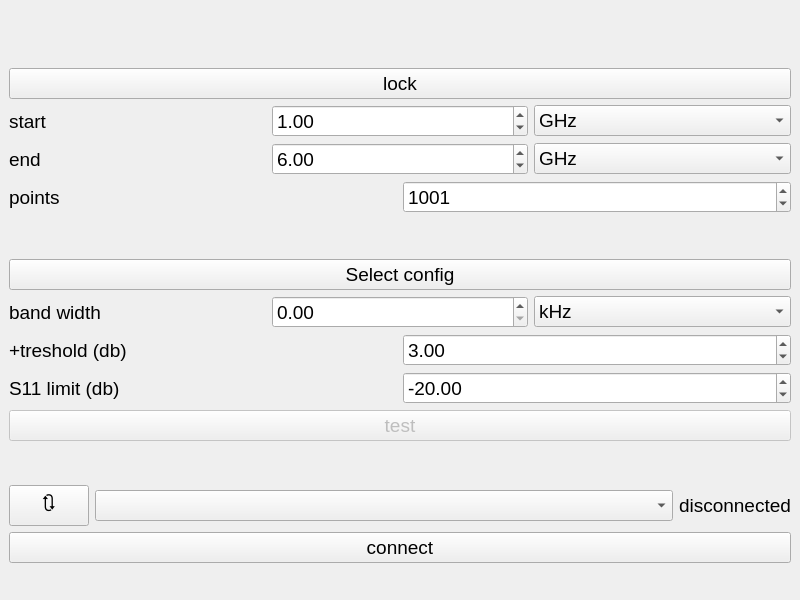
Old version of the form mainwindow.ui in the repository NoneType4Name/ReturnLossAnalyzer.
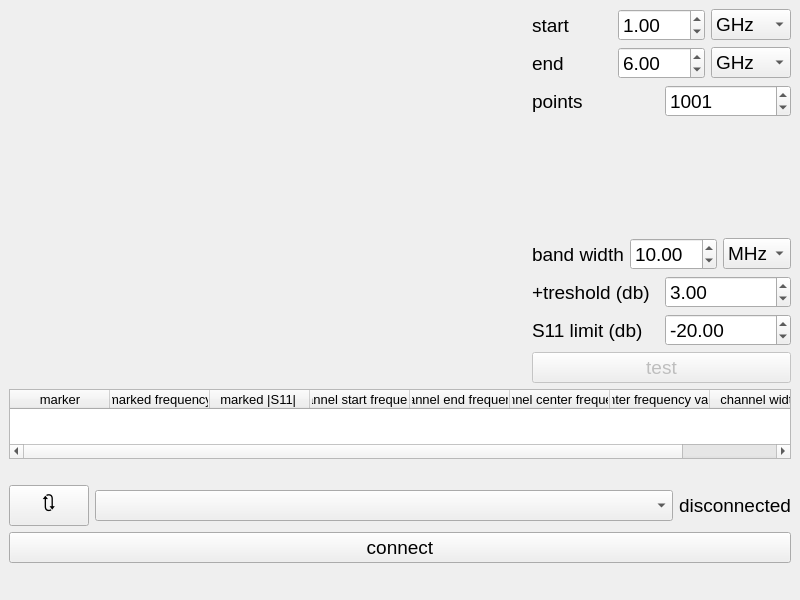
New version of the form. Custom widgets are drawn as their Qt base class.

Diff of the .ui file:
```diff
--- a/mainwindow.ui
+++ b/mainwindow.ui
@@ -16,6 +16,8 @@
   <widget class="QWidget" name="centralwidget">
    <layout class="QVBoxLayout" name="verticalLayout_4">
     <item>
+     <layout class="QHBoxLayout" name="horizontalLayout_8">
+      <item>
      <widget class="QCustomPlot" name="plot" native="true">
       <property name="sizePolicy">
        <sizepolicy hsizetype="Expanding" vsizetype="Expanding">
@@ -43,21 +45,6 @@
     </item>
     <item>
      <layout class="QVBoxLayout" name="verticalLayout_2">
-      <item>
-       <widget class="QPushButton" name="lockPushButton">
-        <property name="font">
-         <font>
-          <pointsize>14</pointsize>
-         </font>
-        </property>
-        <property name="cursor">
-         <cursorShape>PointingHandCursor</cursorShape>
-        </property>
-        <property name="text">
-         <string>lock</string>
-        </property>
-       </widget>
-      </item>
       <item>
        <layout class="QHBoxLayout" name="horizontalLayout_4">
         <item>
@@ -237,27 +224,6 @@
         </property>
        </spacer>
       </item>
-      <item>
-       <widget class="QPushButton" name="configButton">
-        <property name="sizePolicy">
-         <sizepolicy hsizetype="Minimum" vsizetype="Preferred">
-          <horstretch>0</horstretch>
-          <verstretch>0</verstretch>
-         </sizepolicy>
-        </property>
-        <property name="font">
-         <font>
-          <pointsize>14</pointsize>
-         </font>
-        </property>
-        <property name="cursor">
-         <cursorShape>PointingHandCursor</cursorShape>
-        </property>
-        <property name="text">
-         <string>Select config</string>
-        </property>
-       </widget>
-      </item>
       <item>
        <layout class="QHBoxLayout" name="horizontalLayout_3">
         <item>
@@ -282,6 +248,9 @@
           <property name="maximum">
            <double>999.990000000000009</double>
           </property>
+            <property name="value">
+             <double>10.000000000000000</double>
+            </property>
          </widget>
         </item>
         <item>
@@ -295,7 +264,7 @@
            <cursorShape>PointingHandCursor</cursorShape>
           </property>
           <property name="currentIndex">
-           <number>1</number>
+             <number>2</number>
           </property>
           <item>
            <property name="text">
@@ -406,10 +375,88 @@
       </item>
      </layout>
     </item>
+     </layout>
+    </item>
+    <item>
+     <widget class="QTableWidget" name="markersTableWidget">
+      <property name="sizePolicy">
+       <sizepolicy hsizetype="Expanding" vsizetype="Preferred">
+        <horstretch>0</horstretch>
+        <verstretch>0</verstretch>
+       </sizepolicy>
+      </property>
+      <property name="font">
+       <font>
+        <pointsize>10</pointsize>
+       </font>
+      </property>
+      <property name="mouseTracking">
+       <bool>true</bool>
+      </property>
+      <property name="sizeAdjustPolicy">
+       <enum>QAbstractScrollArea::SizeAdjustPolicy::AdjustToContents</enum>
+      </property>
+      <property name="editTriggers">
+       <set>QAbstractItemView::EditTrigger::NoEditTriggers</set>
+      </property>
+      <property name="dragDropOverwriteMode">
+       <bool>false</bool>
+      </property>
+      <property name="alternatingRowColors">
+       <bool>true</bool>
+      </property>
+      <property name="selectionMode">
+       <enum>QAbstractItemView::SelectionMode::SingleSelection</enum>
+      </property>
+      <property name="wordWrap">
+       <bool>false</bool>
+      </property>
+      <column>
+       <property name="text">
+        <string>marker</string>
+       </property>
+      </column>
+      <column>
+       <property name="text">
+        <string>marked frequency</string>
+       </property>
+      </column>
+      <column>
+       <property name="text">
+        <string>marked |S11| </string>
+       </property>
+      </column>
+      <column>
+       <property name="text">
+        <string>channel start frequency</string>
+       </property>
+      </column>
+      <column>
+       <property name="text">
+        <string>channel end frequency</string>
+       </property>
+      </column>
+      <column>
+       <property name="text">
+        <string>channel center frequency</string>
+       </property>
+      </column>
+      <column>
+       <property name="text">
+        <string>center frequency value</string>
+       </property>
+      </column>
+      <column>
+       <property name="text">
+        <string>channel width</string>
+       </property>
+      </column>
+     </widget>
+    </item>
     <item>
      <widget class="QLabel" name="statusLabel">
       <property name="sizePolicy">
-       <sizepolicy hsizetype="Preferred" vsizetype="Expanding">
+       <sizepolicy hsizetype="Preferred" vsizetype="Maximum">
         <horstretch>0</horstretch>
         <verstretch>0</verstretch>
        </sizepolicy>
```
Left out of the diff: 6 changed lines with no effect on the pictures. Lines whose indentation alone changed are shown as unchanged.
